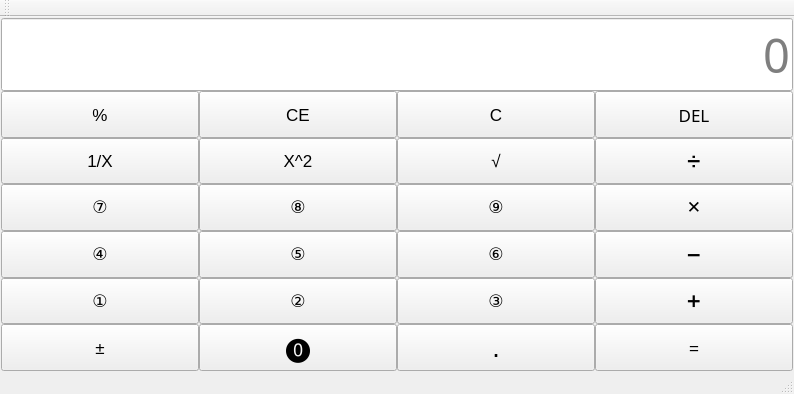
This is third_demo/MainWindow.ui in halolljr/Cpp_Qt as Qt 5 draws it before an edit. The edited form follows.
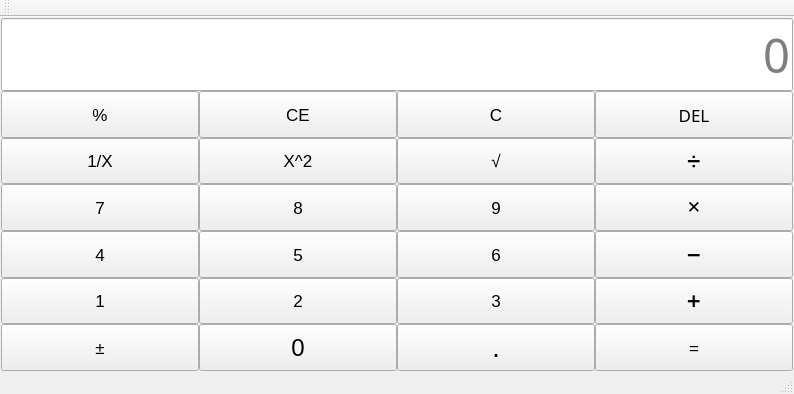
This is the edited form.

Commit message: feat(增加部分按键的槽函数): null

Diff of the .ui file:
```diff
--- a/third_demo/MainWindow.ui
+++ b/third_demo/MainWindow.ui
@@ -49,7 +49,7 @@
          </font>
         </property>
         <property name="text">
-         <string>⑦</string>
+         <string>7</string>
         </property>
        </widget>
       </item>
@@ -89,7 +89,7 @@
          </font>
         </property>
         <property name="text">
-         <string>③</string>
+         <string>3</string>
         </property>
        </widget>
       </item>
@@ -125,7 +125,7 @@
          </font>
         </property>
         <property name="text">
-         <string>⑨</string>
+         <string>9</string>
         </property>
        </widget>
       </item>
@@ -143,7 +143,7 @@
          </font>
         </property>
         <property name="text">
-         <string>⑥</string>
+         <string>6</string>
         </property>
        </widget>
       </item>
@@ -215,7 +215,7 @@
          </font>
         </property>
         <property name="text">
-         <string>②</string>
+         <string>2</string>
         </property>
        </widget>
       </item>
@@ -269,7 +269,7 @@
          </font>
         </property>
         <property name="text">
-         <string>⓿</string>
+         <string>0</string>
         </property>
        </widget>
       </item>
@@ -323,7 +323,7 @@
          </font>
         </property>
         <property name="text">
-         <string>④</string>
+         <string>4</string>
         </property>
        </widget>
       </item>
@@ -359,7 +359,7 @@
          </font>
         </property>
         <property name="text">
-         <string>①</string>
+         <string>1</string>
         </property>
        </widget>
       </item>
@@ -413,7 +413,7 @@
          </font>
         </property>
         <property name="text">
-         <string>⑤</string>
+         <string>5</string>
         </property>
        </widget>
       </item>
@@ -468,7 +468,7 @@
          </font>
         </property>
         <property name="text">
-         <string>⑧</string>
+         <string>8</string>
         </property>
        </widget>
       </item>
```
Left out of the diff: 2 changed lines with no effect on the pictures. The commit also changes 2 other files.
